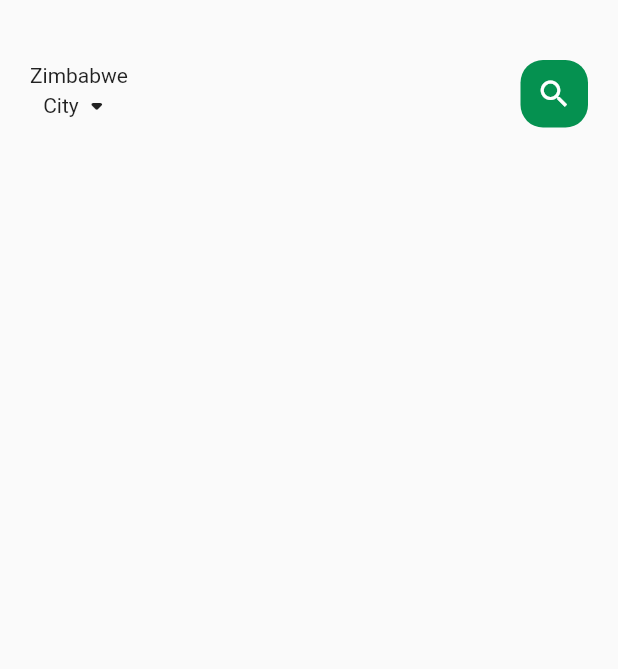
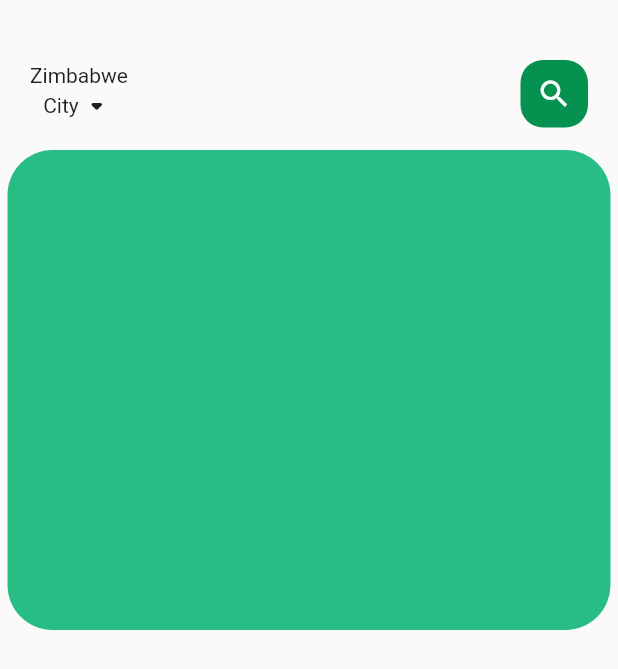
Before and after one commit to wutaunashe/ecommerce, a Flutter app: the screen it shows after launch, on a phone screen of 412 x 824 dp. Shown: the top 669 px of the screen. Run offline on Flutter 3.47's test engine with Material 2 defaults, Android fonts, the phone set to English and light mode, and no system bars.

Commit message:
second commit

```diff
--- a/lib/home.dart
+++ /dev/null
@@ -1,52 +0,0 @@
-import 'package:flutter/cupertino.dart';
-import 'package:flutter/material.dart';
-import 'package:flutter/src/foundation/key.dart';
-import 'package:flutter/src/widgets/framework.dart';
-
-class MainFood extends StatefulWidget {
-  const MainFood({Key? key}) : super(key: key);
-
-  @override
-  State<MainFood> createState() => _MainFoodState();
-}
-
-class _MainFoodState extends State<MainFood> {
-  @override
-  Widget build(BuildContext context) {
-    return Scaffold(
-        body: Column(
-      children: [
-        Container(
-          child: Container(
-            //  margin: EdgeInsets.only(top: 40, bottom: 15),
-            padding: EdgeInsets.only(left: 20, right: 20, top: 40, bottom: 15),
-            child: Row(
-              mainAxisAlignment: MainAxisAlignment.spaceBetween,
-              children: [
-                Column(
-                  children: [
-                    Text("Zimbabwe"),
-                    Row(
-                      children: [
-                        Text("City"),
-                        Icon(Icons.arrow_drop_down_rounded)
-                      ],
-                    )
-                  ],
-                ),
-                Container(
-                  height: 45,
-                  width: 45,
-                  child: Icon(Icons.search, color: Colors.white),
-                  decoration: BoxDecoration(
-                      borderRadius: BorderRadius.circular(15),
-                      color: Color.fromARGB(255, 5, 145, 80)),
-                ),
-              ],
-            ),
-          ),
-        ),
-      ],
-    ));
-  }
-}
--- /dev/null
+++ b/lib/home/food_main_body.dart
@@ -0,0 +1,35 @@
+import 'package:flutter/cupertino.dart';
+import 'package:flutter/material.dart';
+import 'package:flutter/src/foundation/key.dart';
+import 'package:flutter/src/widgets/framework.dart';
+
+class FoodPageBody extends StatefulWidget {
+  const FoodPageBody({Key? key}) : super(key: key);
+
+  @override
+  State<FoodPageBody> createState() => FoodPageBodyState();
+}
+
+class FoodPageBodyState extends State<FoodPageBody> {
+  @override
+  Widget build(BuildContext context) {
+    return Container(
+      height: 320,
+      child: PageView.builder(
+          itemCount: 5,
+          itemBuilder: (context, position) {
+            return _buildPage(position);
+          }),
+    );
+  }
+
+  Widget _buildPage(int index) {
+    return Container(
+      height: 220,
+      margin: EdgeInsets.only(left: 5, right: 5),
+      decoration: BoxDecoration(
+          borderRadius: BorderRadius.circular(30),
+          color: Color.fromARGB(255, 40, 189, 132)),
+    );
+  }
+}
--- /dev/null
+++ b/lib/home/home.dart
@@ -0,0 +1,56 @@
+import 'package:ecommerce/home/food_main_body.dart';
+import 'package:flutter/cupertino.dart';
+import 'package:flutter/material.dart';
+import 'package:flutter/src/foundation/key.dart';
+import 'package:flutter/src/widgets/framework.dart';
+
+class MainFood extends StatefulWidget {
+  const MainFood({Key? key}) : super(key: key);
+
+  @override
+  State<MainFood> createState() => _MainFoodState();
+}
+
+class _MainFoodState extends State<MainFood> {
+  @override
+  build(BuildContext context) {
+    return Scaffold(
+      body: Column(
+        children: [
+          Container(
+            child: Container(
+              //  margin: EdgeInsets.only(top: 40, bottom: 15),
+              padding:
+                  EdgeInsets.only(left: 20, right: 20, top: 40, bottom: 15),
+              child: Row(
+                mainAxisAlignment: MainAxisAlignment.spaceBetween,
+                children: [
+                  Column(
+                    children: [
+                      Text("Zimbabwe"),
+                      Row(
+                        children: [
+                          Text("City"),
+                          Icon(Icons.arrow_drop_down_rounded)
+                        ],
+                      )
+                    ],
+                  ),
+                  Container(
+                    height: 45,
+                    width: 45,
+                    child: Icon(Icons.search, color: Colors.white),
+                    decoration: BoxDecoration(
+                        borderRadius: BorderRadius.circular(15),
+                        color: Color.fromARGB(255, 5, 145, 80)),
+                  ),
+                ],
+              ),
+            ),
+          ),
+          FoodPageBody(),
+        ],
+      ),
+    );
+  }
+}
--- a/lib/main.dart
+++ b/lib/main.dart
@@ -1,5 +1,5 @@
 import 'package:flutter/material.dart';
-import 'package:ecommerce/home.dart';
+import 'package:ecommerce/home/home.dart';
 
 void main() {
   runApp(const MyApp());
```
